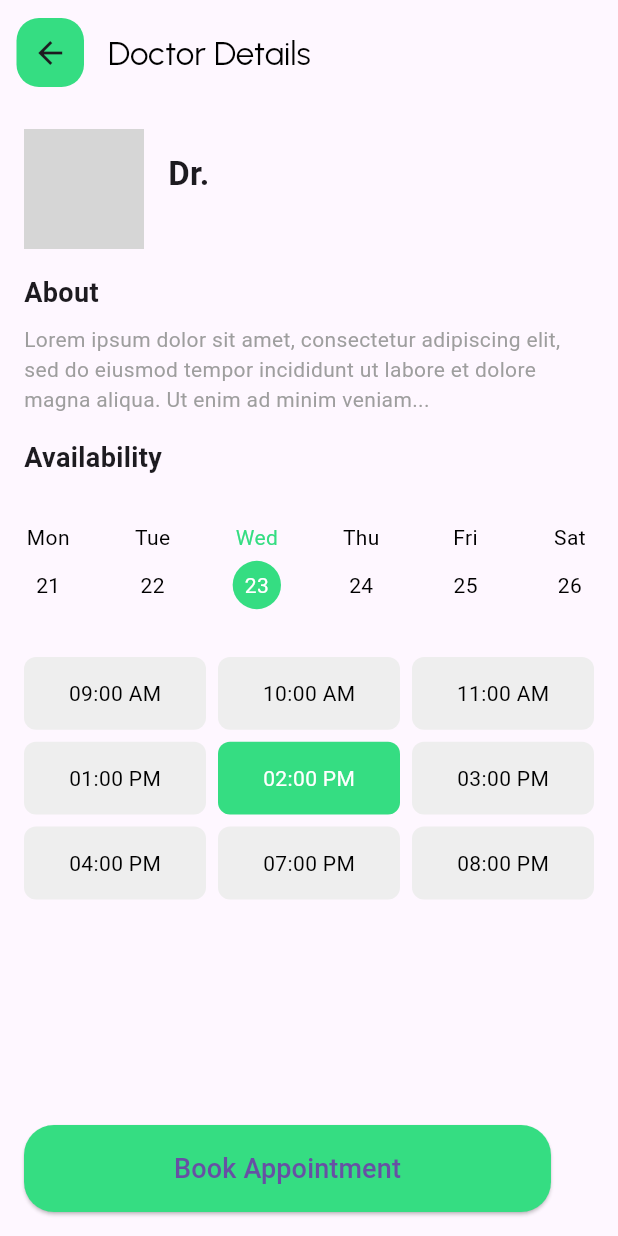
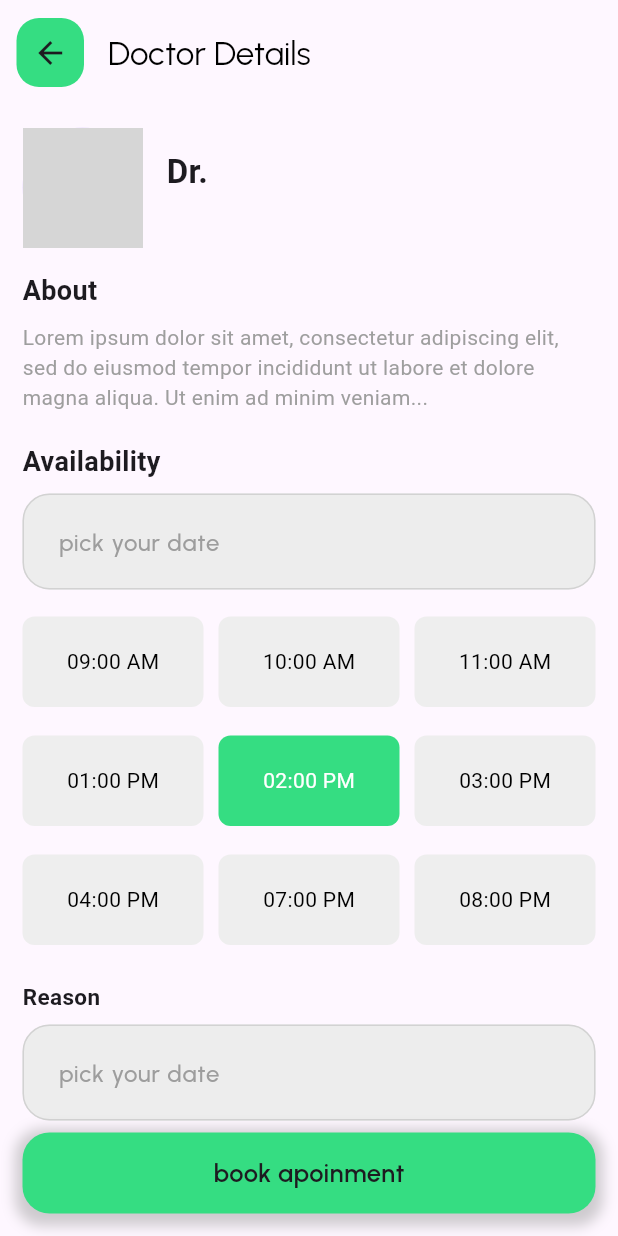
Before and after one commit to adnanpanakkad/Doc2heal_User_App, a Flutter app: the BookingScreen screen opened directly with empty values, on a phone screen of 412 x 824 dp. Run offline on Flutter 3.47's test engine with Material 3 defaults, Android fonts, the phone set to English and light mode, and no system bars; our stand-ins replace animated_text_kit, awesome_dialog, bloc, carousel_slider, cloud_firestore, connectivity and 9 more; missing offline and left inert: razorpay_flutter; accounts and stored records are empty; grey boxes are pictures that could not be loaded.

Commit message:
(update):apoinment ui buiding

```diff
--- a/lib/presentation/view/booking_screen.dart
+++ b/lib/presentation/view/booking_screen.dart
@@ -1,6 +1,10 @@
+import 'package:awesome_dialog/awesome_dialog.dart';
 import 'package:doc2heal/razorpay.dart';
 import 'package:doc2heal/utils/app_colors.dart';
+import 'package:doc2heal/widgets/booking/booking_button.dart';
 import 'package:doc2heal/widgets/common/appbar.dart';
+import 'package:doc2heal/widgets/common/button.dart';
+import 'package:doc2heal/widgets/common/textfield.dart';
 import 'package:flutter/material.dart';
 
 class BookingScreen extends StatelessWidget {
@@ -15,7 +19,8 @@ class BookingScreen extends StatelessWidget {
 
   @override
   Widget build(BuildContext context) {
-    return Scaffold(
+    return SafeArea(
+      child: Scaffold(
         appBar: PreferredSize(
           preferredSize: const Size(double.maxFinite, 70),
           child: DeatialAppbar(
@@ -24,19 +29,19 @@ class BookingScreen extends StatelessWidget {
           ),
         ),
         body: Padding(
-        padding: const EdgeInsets.all(16.0),
+          padding: const EdgeInsets.all(15),
           child: Column(
+            mainAxisAlignment: MainAxisAlignment.start,
             crossAxisAlignment: CrossAxisAlignment.start,
             children: [
               Row(
                 children: [
-                const CircleAvatar(
+                  CircleAvatar(
                     radius: 40,
-                  backgroundImage: AssetImage('assets/doctor.jpg'),
+                    backgroundImage: const AssetImage('assets/Ellipse 1.png'),
                   ),
                   const SizedBox(width: 16),
                   Column(
-                  crossAxisAlignment: CrossAxisAlignment.start,
                     children: [
                       Text(
                         'Dr. ${doctorData!['name']}',
@@ -70,7 +75,7 @@ class BookingScreen extends StatelessWidget {
                   color: Colors.grey,
                 ),
               ),
-            const SizedBox(height: 16),
+              const SizedBox(height: 20),
               const Text(
                 'Availability',
                 style: TextStyle(
@@ -78,15 +83,17 @@ class BookingScreen extends StatelessWidget {
                   fontWeight: FontWeight.bold,
                 ),
               ),
-            const SizedBox(height: 30),
-            _buildDateRow(),
-            const SizedBox(height: 30),
+              const CustomTextfield(
+                hintText: 'pick your date',
+                controller: null,
+              ),
+              const SizedBox(height: 10),
               Expanded(
                 child: GridView.count(
                   crossAxisCount: 3,
-                childAspectRatio: 2.5,
-                crossAxisSpacing: 8,
-                mainAxisSpacing: 8,
+                  childAspectRatio: 2,
+                  crossAxisSpacing: 10,
+                  mainAxisSpacing: 19,
                   children: [
                     _buildTimeSlot('09:00 AM'),
                     _buildTimeSlot('10:00 AM'),
@@ -100,28 +107,31 @@ class BookingScreen extends StatelessWidget {
                   ],
                 ),
               ),
-            ElevatedButton(
-              onPressed: () {
-                int amount = 19900;
-                RazorPay razorPayInstance = RazorPay();
-                razorPayInstance.razorPay(amount.toString());
-              },
-              style: ElevatedButton.styleFrom(
-                backgroundColor: Appcolor.primaryColor,
-                padding:
-                    const EdgeInsets.symmetric(horizontal: 100, vertical: 16),
-                shape: RoundedRectangleBorder(
-                  borderRadius: BorderRadius.circular(20),
-                ),
-              ),
-              child: const Text(
-                'Book Appointment',
+              const Column(
+                crossAxisAlignment: CrossAxisAlignment.start,
+                children: [
+                  Text(
+                    'Reason',
                     style: TextStyle(
-                  fontSize: 18,
-                ),
+                      fontSize: 15,
+                      fontWeight: FontWeight.bold,
                     ),
                   ),
                 ],
+              ),
+              const CustomTextfield(
+                hintText: 'pick your date',
+                controller: null,
+              ),
+              BookingButton(
+                  text: 'book apoinment',
+                  onTap: () {
+                    String amount = doctorData!['fees'];
+                    RazorPay razorPayInstance = RazorPay();
+                    razorPayInstance.razorPay(context, amount.toString());
+                  }),
+            ],
+          ),
         ),
       ),
     );
--- a/lib/presentation/view/schedule_screen.dart
+++ b/lib/presentation/view/schedule_screen.dart
@@ -7,9 +7,9 @@ class ScheduleScreen extends StatelessWidget {
 
   @override
   Widget build(BuildContext context) {
-    return Scaffold(
-      body: SafeArea(
-        child: Padding(
+    return SafeArea(
+      child: Scaffold(
+        body: Padding(
           padding: const EdgeInsets.only(top: 20, left: 15, right: 15),
           child: Column(
             crossAxisAlignment: CrossAxisAlignment.start,
--- /dev/null
+++ b/lib/widgets/booking/booking_button.dart
@@ -0,0 +1,33 @@
+import 'package:doc2heal/utils/app_colors.dart';
+import 'package:doc2heal/utils/app_text_styles.dart';
+import 'package:flutter/material.dart';
+
+class BookingButton extends StatelessWidget {
+  const BookingButton({super.key, required this.text, required this.onTap});
+  final String text;
+  final void Function()? onTap;
+  @override
+  Widget build(BuildContext context) {
+    return InkWell(
+      onTap: onTap,
+      child: Container(
+        height: 54,
+        width: double.maxFinite,
+        decoration: BoxDecoration(
+          boxShadow: [
+            BoxShadow(
+              color: Colors.grey.withOpacity(0.5),
+              spreadRadius: 5,
+              blurRadius: 7,
+              offset: const Offset(0, 3),
+            ),
+          ],
+          color: Appcolor.primaryColor,
+          borderRadius: BorderRadius.circular(18),
+        ),
+        child:
+            Center(child: Text(text, style: CustomTextStyle.buttonTextStyle)),
+      ),
+    );
+  }
+}
--- a/lib/widgets/common/textfield.dart
+++ b/lib/widgets/common/textfield.dart
@@ -5,7 +5,7 @@ import 'package:flutter/material.dart';
 class CustomTextfield extends StatelessWidget {
   const CustomTextfield({
     super.key,
-    this.controller,
+    required this.controller,
     required this.hintText,
     this.validation,
     this.suffixIcon,
@@ -23,7 +23,7 @@ class CustomTextfield extends StatelessWidget {
   @override
   Widget build(BuildContext context) {
     return Padding(
-      padding: const EdgeInsets.symmetric(vertical: 8, horizontal: 8),
+      padding: const EdgeInsets.symmetric(vertical: 8),
       child: TextFormField(
         onChanged: onChanged,
         readOnly: readOnly ?? false,
--- a/lib/widgets/home/home_appbar.dart
+++ b/lib/widgets/home/home_appbar.dart
@@ -34,7 +34,7 @@ class HomeAppBar extends StatelessWidget {
                         ),
                       ),
                       Text(
-                        'Adnan',
+                        '',
                         style: TextStyle(
                           color: Color(0xFF1D1617),
                           fontSize: 14,
--- a/pubspec.yaml
+++ b/pubspec.yaml
@@ -47,10 +47,12 @@ dependencies:
   flutter_facebook_auth: ^6.2.0
   flutter_bloc: ^8.1.5
   bloc: ^8.1.4
+  awesome_dialog: ^3.1.0
   firebase_storage: ^11.7.5
   carousel_slider: ^4.2.1
   razorpay_flutter: ^1.3.6
   meta: ^1.11.0
+  intl: ^0.19.0
 dev_dependencies:
   flutter_test:
     sdk: flutter
```
Also changed, not shown: lib/model/schedule_model.dart (+10 -7 lines), lib/presentation/view/category_screen.dart (+6 -3 lines), lib/presentation/view/home_screen.dart (+3 -79 lines), lib/presentation/view/user_detailes_screen.dart (+7 -3 lines), lib/razorpay.dart (+45 -10 lines), lib/widgets/home/doctor_card.dart (added, +88 -0 lines), lib/widgets/booking/date_time.dart (added), lib/widgets/booking/rowtile.dart (line endings or trailing spaces), pubspec.lock, 6 other files. Lines whose indentation alone changed are shown as unchanged.
